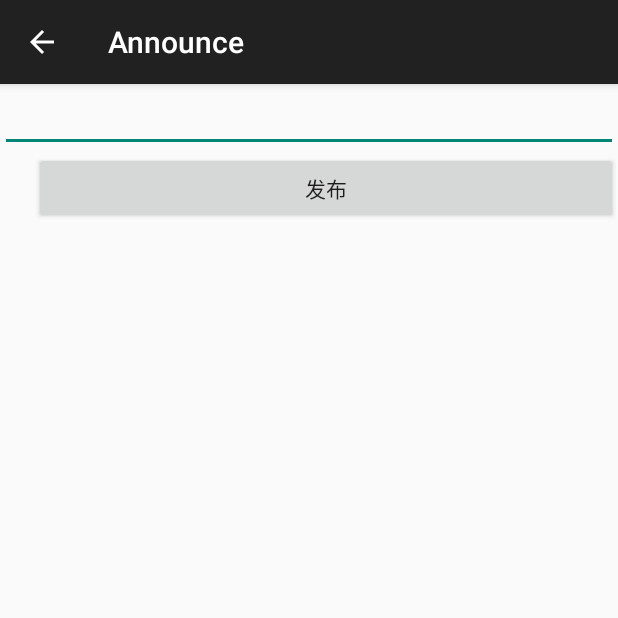
After one commit to yelobee/SCNU_Sky, an Android app: the AnnounceActivity screen opened directly, with no data from a screen before it, on a phone screen of 412 x 824 dp, the top half of it. The commit adds this screen. Run offline under Robolectric (Android 15) with nearby library versions, the phone set to English and light mode, and no system bars.

Commit message:
新增 华师星空双击背景发布

```diff
--- a/app/src/main/AndroidManifest.xml
+++ b/app/src/main/AndroidManifest.xml
@@ -92,6 +92,9 @@
             android:name=".activity.PositionDetailActivity"
             android:label="@string/title_activity_position_detail" >
         </activity>
+        <activity android:name=".activity.AnnounceActivity"
+            android:label="@string/title_activity_talk_to_sky">
+        </activity>
     </application>
 
 </manifest>
--- /dev/null
+++ b/app/src/main/java/com/example/administrator/huashixingkong/activity/AnnounceActivity.java
@@ -0,0 +1,35 @@
+package com.example.administrator.huashixingkong.activity;
+
+import android.os.Bundle;
+import com.example.administrator.huashixingkong.R;
+import android.support.v7.app.ActionBarActivity;
+import android.view.MenuItem;
+
+/**
+ * Created by yelobee_ on 16/4/26.
+ */
+public class AnnounceActivity extends ActionBarActivity {
+
+    @Override
+    public void onCreate(Bundle savedInstanceState) {
+        super.onCreate(savedInstanceState);
+        setContentView(R.layout.activity_announce);
+        getSupportActionBar().setDisplayHomeAsUpEnabled(true);
+    }
+
+    @Override
+    public boolean onOptionsItemSelected(MenuItem item) {
+        // Handle action bar item clicks here. The action bar will
+        // automatically handle clicks on the Home/Up button, so long
+        // as you specify a parent activity in AndroidManifest.xml.
+        int id = item.getItemId();
+
+
+        if (id == android.R.id.home) {
+            this.finish();
+            return true;
+        }
+
+        return super.onOptionsItemSelected(item);
+    }
+}
--- /dev/null
+++ b/app/src/main/res/layout/activity_announce.xml
@@ -0,0 +1,23 @@
+<?xml version="1.0" encoding="utf-8"?>
+<LinearLayout xmlns:android="http://schemas.android.com/apk/res/android"
+    android:layout_width="match_parent"
+    android:layout_height="match_parent"
+    android:orientation="vertical"
+    android:weightSum="1">
+
+
+    <EditText
+        android:layout_width="match_parent"
+        android:layout_height="wrap_content"
+        android:inputType="textMultiLine"
+        android:ems="10"
+        android:id="@+id/editText"
+        android:layout_gravity="center_horizontal" />
+
+    <Button
+        android:layout_width="389dp"
+        android:layout_height="wrap_content"
+        android:text="发布"
+        android:id="@+id/button"
+        android:layout_gravity="right" />
+</LinearLayout>
--- a/app/src/main/res/values/strings.xml
+++ b/app/src/main/res/values/strings.xml
@@ -30,6 +30,7 @@
     <string name="discuss_item_title">标题</string>
 
     <string name="title_activity_position_detail">Position_detail</string>
+    <string name="title_activity_talk_to_sky">Announce</string>
     <string name="desc_shrinkup">收起</string>
     <string name="desc_spread">显示更多</string>
 </resources>
```
Also changed, not shown: app/src/main/java/com/example/administrator/huashixingkong/fragment/FragmentPage.java (+5 -2 lines).
